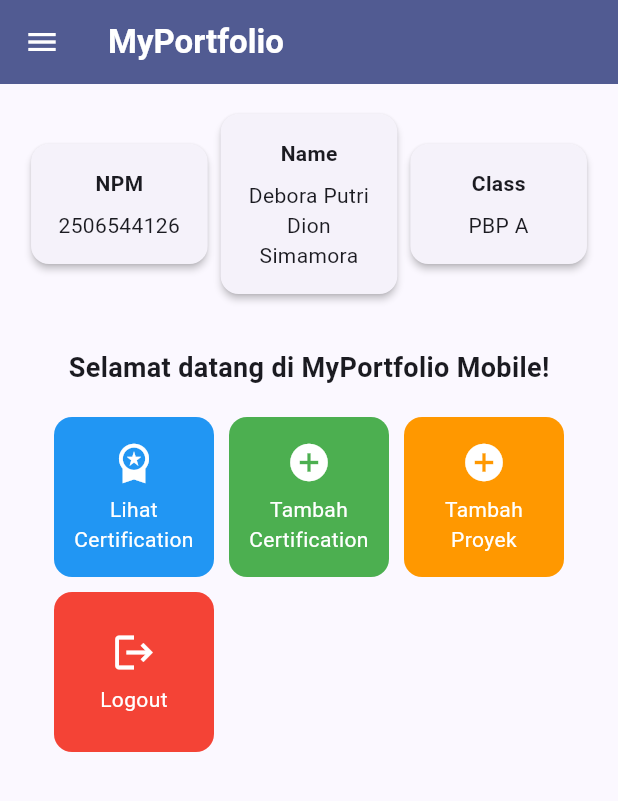
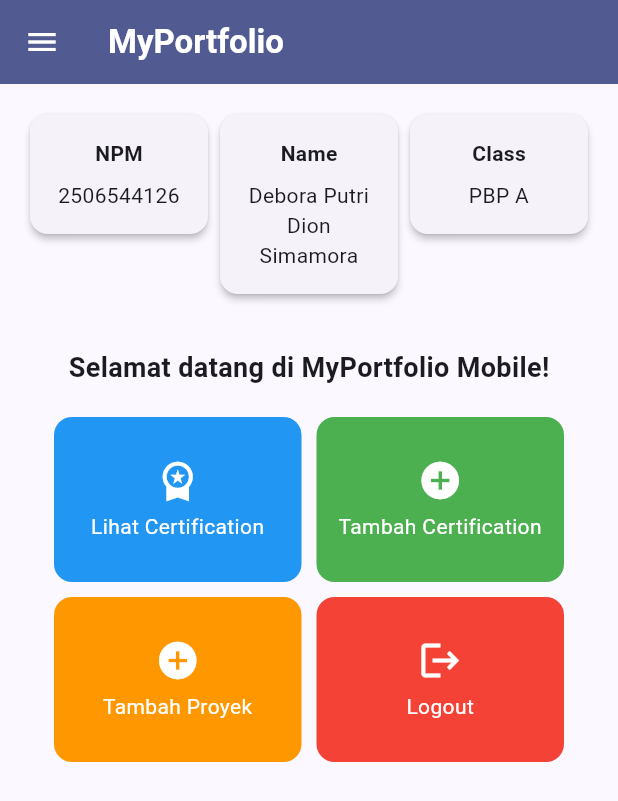
Before and after one commit to deboraputridionsimamora/myportofolio_mobile, a Flutter app: the screen it shows after launch, on a phone screen of 412 x 824 dp. Shown: the top 801 px of the screen. Run offline on Flutter 3.47's test engine with Material 3 defaults, Android fonts, the phone set to English and light mode, and no system bars; generated files the repository leaves out were written again.

Commit message:
fix: use 2-column home grid and scrollable body

```diff
--- a/lib/main.dart
+++ b/lib/main.dart
@@ -24,6 +24,8 @@ class MyApp extends StatelessWidget {
       ],
       child: MaterialApp(
         title: 'MyPortfolio',
+        // sembunyiin pita DEBUG di pojok kanan atas biar gak nutupin tombol
+        debugShowCheckedModeBanner: false,
         theme: ThemeData(
           // warna dasar indigo, warna secondary diganti amber biar kartu tombolnya beda
           colorScheme: ColorScheme.fromSeed(
--- a/lib/screens/menu.dart
+++ b/lib/screens/menu.dart
@@ -34,28 +34,36 @@ class MyHomePage extends StatelessWidget {
         iconTheme: const IconThemeData(color: Colors.white),
       ),
       drawer: const LeftDrawer(),
-      // body halaman utama, dikasih padding biar gak mepet pinggir
-      body: Padding(
+      // SingleChildScrollView biar halaman bisa di-scroll kalau layarnya pendek
+      body: SingleChildScrollView(
+        // Center + ConstrainedBox biar isinya gak melebar banget di layar besar
+        child: Center(
+          child: ConstrainedBox(
+            constraints: const BoxConstraints(maxWidth: 700),
+            child: Padding(
               padding: const EdgeInsets.all(16.0),
               child: Column(
                 crossAxisAlignment: CrossAxisAlignment.center,
                 children: [
-            // baris horizontal buat 3 InfoCard sejajar
+                  // baris horizontal buat 3 InfoCard sejajar, tiap kartu dapet lebar sama
                   Row(
-              mainAxisAlignment: MainAxisAlignment.spaceEvenly,
+                    crossAxisAlignment: CrossAxisAlignment.start,
                     children: [
-                InfoCard(title: 'NPM', content: npm),
-                InfoCard(title: 'Name', content: nama),
-                InfoCard(title: 'Class', content: kelas),
+                      Expanded(
+                        child: InfoCard(title: 'NPM', content: npm),
+                      ),
+                      Expanded(
+                        child: InfoCard(title: 'Name', content: nama),
+                      ),
+                      Expanded(
+                        child: InfoCard(title: 'Class', content: kelas),
+                      ),
                     ],
                   ),
 
                   const SizedBox(height: 16.0),
 
                   // bagian tengah: tulisan sambutan dan kotak-kotak tombol menu
-            Center(
-              child: Column(
-                children: [
                   const Padding(
                     padding: EdgeInsets.only(top: 16.0),
                     child: Text(
@@ -67,15 +75,18 @@ class MyHomePage extends StatelessWidget {
                     ),
                   ),
 
-                  // GridView buat nampilin kartu tombol dalam bentuk kotak-kotak 3 kolom
+                  // GridView 2 kolom: 4 tombol jadi 2 di atas dan 2 di bawah
                   GridView.count(
-                    primary: true,
                     padding: const EdgeInsets.all(20),
                     crossAxisSpacing: 10,
                     mainAxisSpacing: 10,
-                    crossAxisCount: 3,
+                    crossAxisCount: 2,
+                    // kartu dibuat agak lebar (bukan kotak) biar gak terlalu tinggi
+                    childAspectRatio: 1.5,
                     // shrinkWrap biar tinggi grid ngikutin isinya
                     shrinkWrap: true,
+                    // scroll-nya diserahin ke SingleChildScrollView di atas
+                    physics: const NeverScrollableScrollPhysics(),
                     children: items.map((ItemHomepage item) {
                       return ItemCard(item);
                     }).toList(),
@@ -83,7 +94,7 @@ class MyHomePage extends StatelessWidget {
                 ],
               ),
             ),
-          ],
+          ),
         ),
       ),
     );
@@ -103,8 +114,7 @@ class InfoCard extends StatelessWidget {
       // kasih bayangan tipis
       elevation: 2.0,
       child: Container(
-        // lebar kartu menyesuaikan lebar layar (dibagi 3.5)
-        width: MediaQuery.of(context).size.width / 3.5,
+        // lebarnya ngikutin Expanded dari Row di atas
         padding: const EdgeInsets.all(16.0),
         // susun teks title dan content ke bawah
         child: Column(
```
Lines whose indentation alone changed are shown as unchanged.
